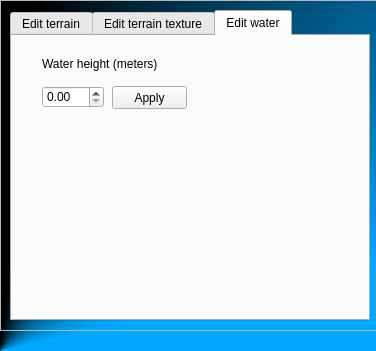
The window that bin/data/ui/environment_editor.ui (realXtend/tundra) describes before a commit, drawn with Qt 5.
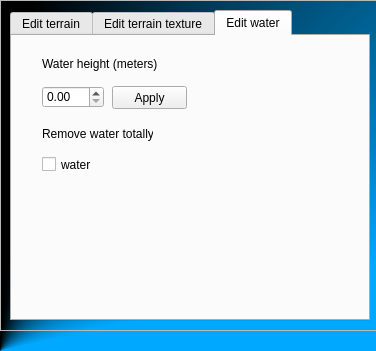
The same window after the commit. The open tabs and pages were chosen to show the change.

Commit message: Added a toggle button into water editor page. Functionality is not yet implemented

Patch:
```diff
--- a/bin/data/ui/environment_editor.ui
+++ b/bin/data/ui/environment_editor.ui
@@ -552,6 +552,32 @@
        <string>Apply</string>
       </property>
      </widget>
+     <widget class="QCheckBox" name="water_toggle_box">
+      <property name="geometry">
+       <rect>
+        <x>30</x>
+        <y>120</y>
+        <width>70</width>
+        <height>17</height>
+       </rect>
+      </property>
+      <property name="text">
+       <string>water</string>
+      </property>
+     </widget>
+     <widget class="QLabel" name="water_remove_label">
+      <property name="geometry">
+       <rect>
+        <x>30</x>
+        <y>90</y>
+        <width>111</width>
+        <height>16</height>
+       </rect>
+      </property>
+      <property name="text">
+       <string>Remove water totally</string>
+      </property>
+     </widget>
     </widget>
    </widget>
   </widget>
```
